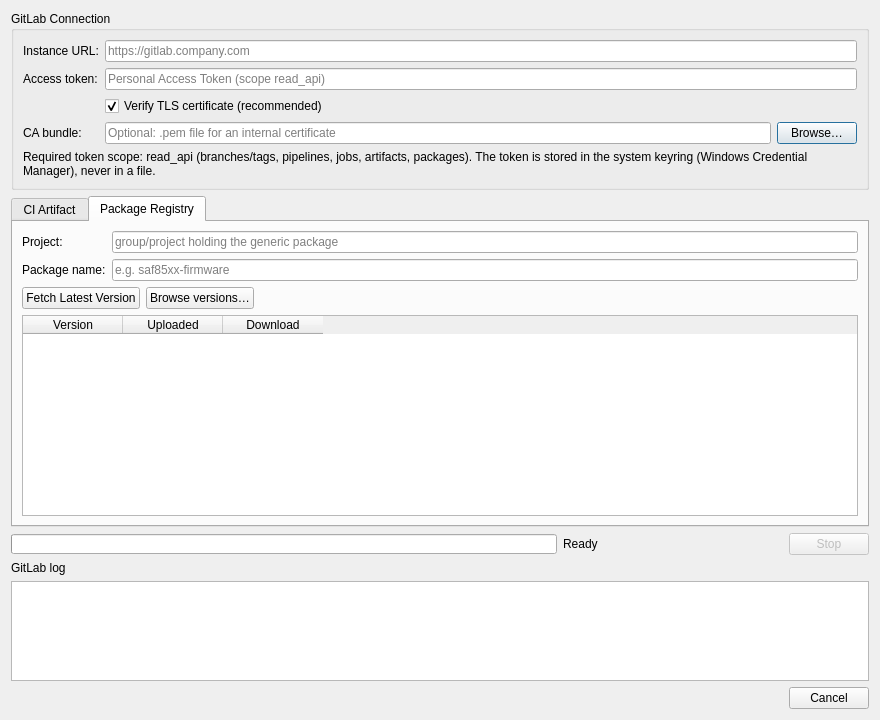
This is wflash/gui/gitlab_dialog.ui in phuctm012/WFlash-Tool as Qt 5 draws it before an edit. The edited form follows.
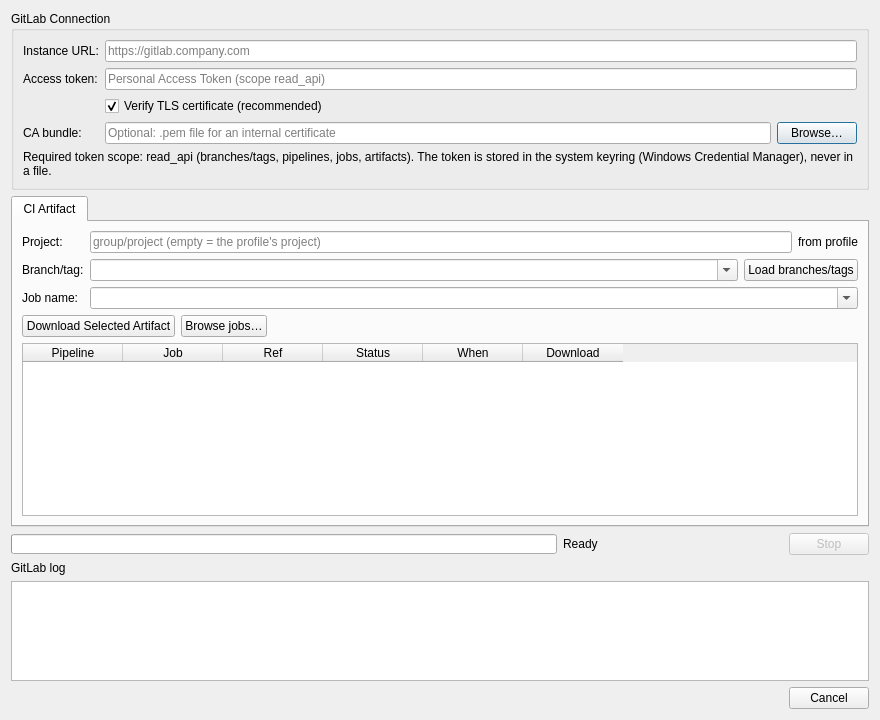
This is the edited form. The open tabs and pages were chosen to show the change.

Commit message: refactor: remove Package Registry; firmware comes only from CI artifacts

Diff of the .ui file:
```diff
--- a/wflash/gui/gitlab_dialog.ui
+++ b/wflash/gui/gitlab_dialog.ui
@@ -98,7 +98,7 @@
       <item row="4" column="0" colspan="2">
        <widget class="QLabel" name="label_connectionHint">
         <property name="text">
-         <string>Required token scope: read_api (branches/tags, pipelines, jobs, artifacts, packages). The token is stored in the system keyring (Windows Credential Manager), never in a file.</string>
+         <string>Required token scope: read_api (branches/tags, pipelines, jobs, artifacts). The token is stored in the system keyring (Windows Credential Manager), never in a file.</string>
         </property>
         <property name="wordWrap">
          <bool>true</bool>
@@ -292,119 +292,6 @@
        </item>
       </layout>
      </widget>
-     <widget class="QWidget" name="tab_packageRegistry">
-      <attribute name="title">
-       <string>Package Registry</string>
-      </attribute>
-      <layout class="QVBoxLayout" name="verticalLayout_packageRegistry">
-       <item>
-        <layout class="QGridLayout" name="gridLayout_package">
-         <item row="0" column="0">
-          <widget class="QLabel" name="label_pkgProject">
-           <property name="text">
-            <string>Project:</string>
-           </property>
-           <property name="buddy">
-            <cstring>lineEdit_pkgProject</cstring>
-           </property>
-          </widget>
-         </item>
-         <item row="0" column="1">
-          <widget class="QLineEdit" name="lineEdit_pkgProject">
-           <property name="placeholderText">
-            <string>group/project holding the generic package</string>
-           </property>
-          </widget>
-         </item>
-         <item row="1" column="0">
-          <widget class="QLabel" name="label_packageName">
-           <property name="text">
-            <string>Package name:</string>
-           </property>
-           <property name="buddy">
-            <cstring>lineEdit_packageName</cstring>
-           </property>
-          </widget>
-         </item>
-         <item row="1" column="1">
-          <widget class="QLineEdit" name="lineEdit_packageName">
-           <property name="placeholderText">
-            <string>e.g. saf85xx-firmware</string>
-           </property>
-          </widget>
-         </item>
-        </layout>
-       </item>
-       <item>
-        <layout class="QHBoxLayout" name="horizontalLayout_packageActions">
-         <item>
-          <widget class="QPushButton" name="pushButton_fetchLatest">
-           <property name="text">
-            <string>Fetch Latest Version</string>
-           </property>
-          </widget>
-         </item>
-         <item>
-          <widget class="QPushButton" name="pushButton_browseVersions">
-           <property name="text">
-            <string>Browse versions…</string>
-           </property>
-          </widget>
-         </item>
-         <item>
-          <spacer name="horizontalSpacer_packageActions">
-           <property name="orientation">
-            <enum>Qt::Orientation::Horizontal</enum>
-           </property>
-           <property name="sizeHint" stdset="0">
-            <size>
-             <width>40</width>
-             <height>20</height>
-            </size>
-           </property>
-          </spacer>
-         </item>
-        </layout>
-       </item>
-       <item>
-        <widget class="QTableWidget" name="tableWidget_versions">
-         <property name="minimumSize">
-          <size>
-           <width>0</width>
-           <height>128</height>
-          </size>
-         </property>
-         <property name="editTriggers">
-          <set>QAbstractItemView::EditTrigger::NoEditTriggers</set>
-         </property>
-         <property name="selectionMode">
-          <enum>QAbstractItemView::SelectionMode::SingleSelection</enum>
-         </property>
-         <property name="selectionBehavior">
-          <enum>QAbstractItemView::SelectionBehavior::SelectRows</enum>
-         </property>
-         <attribute name="verticalHeaderVisible">
-          <bool>false</bool>
-         </attribute>
-         <column>
-          <property name="text">
-           <string>Version</string>
-          </property>
-         </column>
-         <column>
-          <property name="text">
-           <string>Uploaded</string>
-          </property>
-         </column>
-         <column>
-          <property name="text">
-           <string>Download</string>
-          </property>
-         </column>
-        </widget>
-       </item>
-      </layout>
-     </widget>
     </widget>
    </item>
    <item>
```
Left out of the diff: 5 changed lines with no effect on the pictures. The commit also changes 23 other files.
